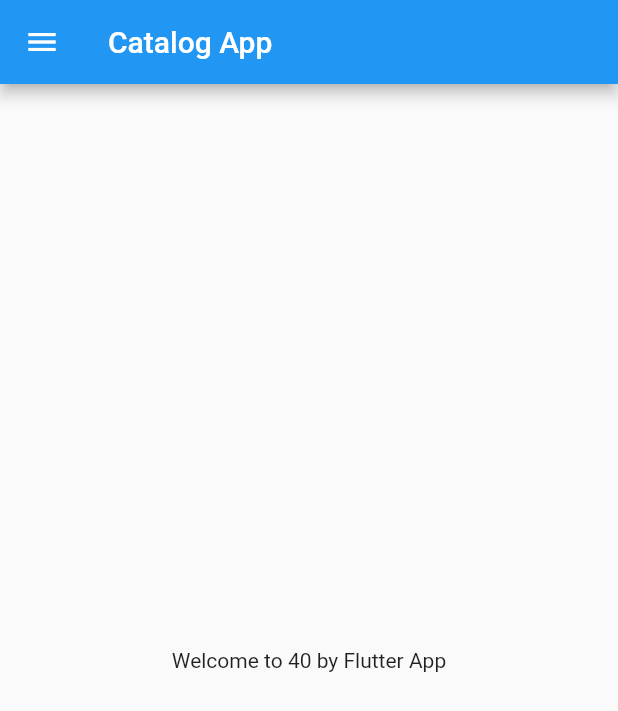
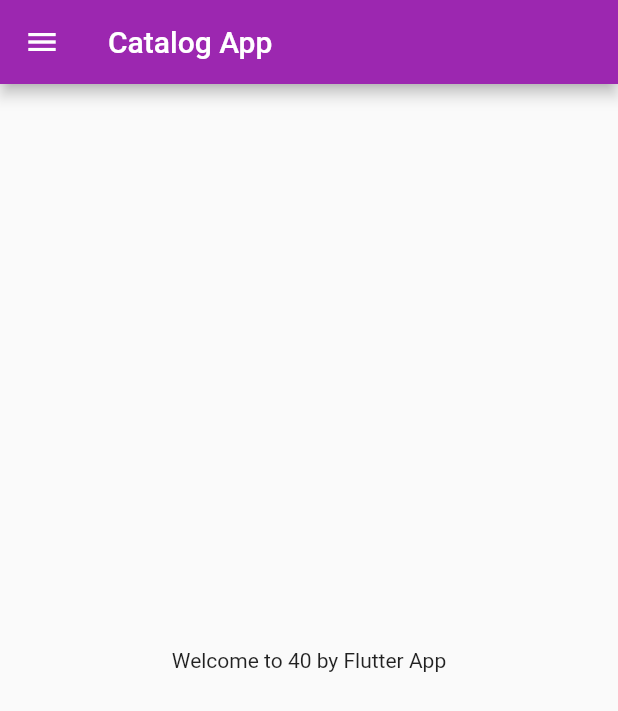
Before and after one commit to KatariyaRohit/flutter_application_1, a Flutter app: the screen it shows after launch, on a phone screen of 412 x 824 dp. Shown: the top 711 px of the screen. Run offline on Flutter 3.47's test engine with Material 2 defaults, Android fonts, the phone set to English and light mode, and no system bars.

Commit message:
Day 3 Completed

```diff
--- a/lib/main.dart
+++ b/lib/main.dart
@@ -1,5 +1,6 @@
 import 'package:flutter/material.dart';
-import 'package:flutter_application_1/home_page.dart';
+import 'package:flutter_application_1/pages/home_page.dart';
+import 'package:flutter_application_1/pages/login_page.dart';
 
 void main() {
   runApp(MyApp());
@@ -8,6 +9,20 @@ void main() {
 class MyApp extends StatelessWidget {
   @override
   Widget build(BuildContext context) {
-    return MaterialApp(home: Homepage());
+    return MaterialApp(
+      themeMode: ThemeMode.light,
+      theme: ThemeData(
+        primarySwatch: Colors.purple,
+      ),
+      darkTheme: ThemeData(
+        brightness: Brightness.dark,
+      ),
+      initialRoute: "/home",
+      routes: {
+        "/": (context) => LoginPage(),
+        "/login": (context) => LoginPage(),
+        "/home": (context) => Homepage(),
+      },
+    );
   }
 }
--- a/lib/home_page.dart
+++ b/lib/pages/home_page.dart
@@ -21,4 +21,6 @@ class Homepage extends StatelessWidget {
       drawer: Drawer(),
     );
   }
+
+
 }
```
Also changed, not shown: lib/pages/login_page.dart (added, +21 -0 lines).
